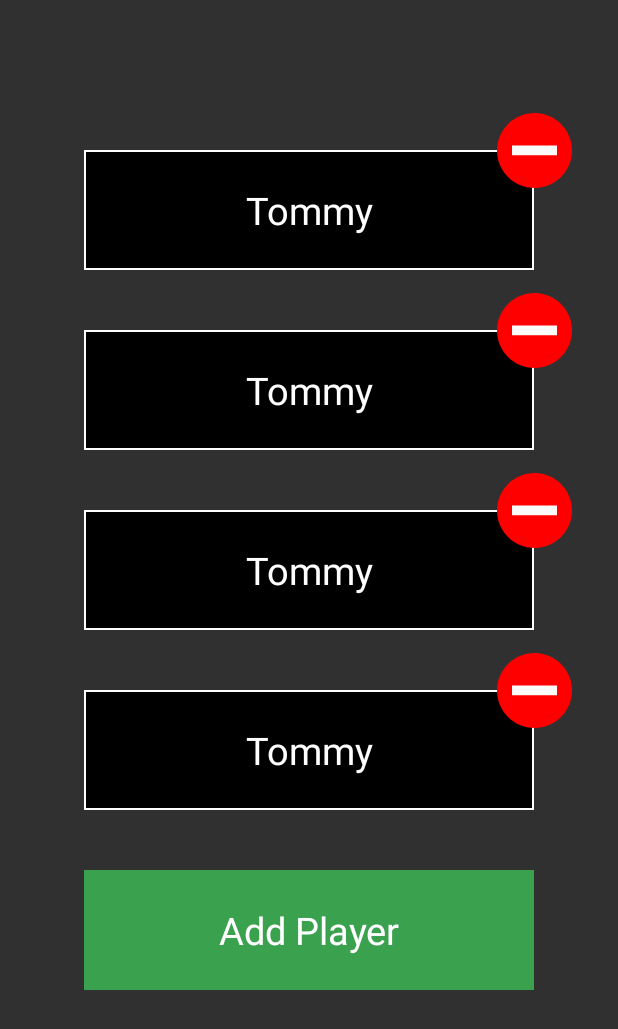
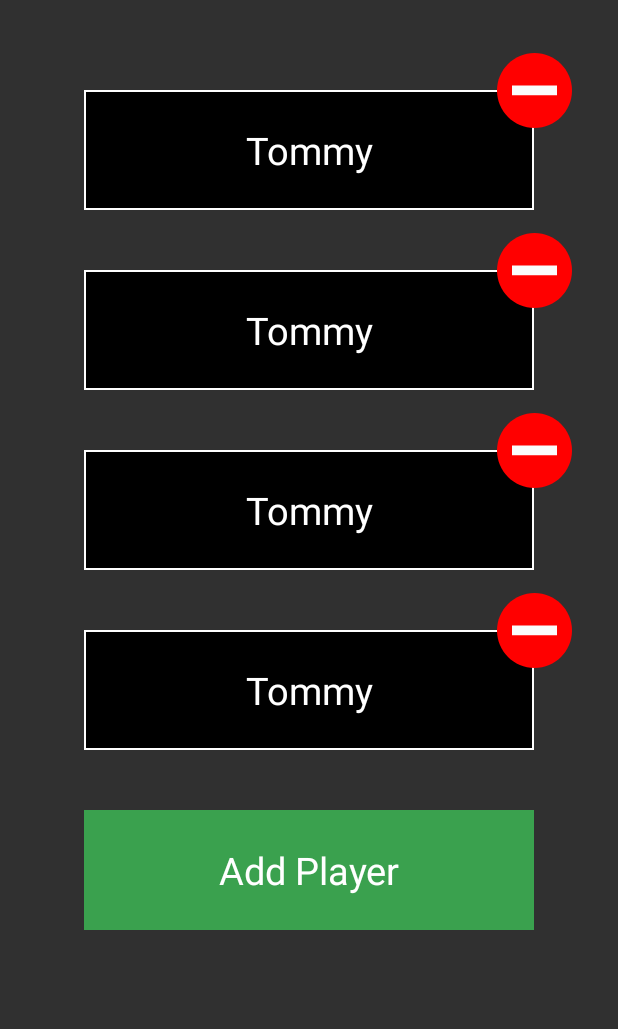
Before and after one commit to huhu72/Swinger, an Android app: the EditPlayersActivity screen opened directly, with no data from a screen before it, on a phone screen of 412 x 824 dp. Shown: the top 1029 px of the screen. Run offline under Robolectric (Android 15) with nearby library versions, the phone set to English and light mode, and no system bars.

Commit message:
Updated edit player UI

```diff
--- a/Code/app/src/main/res/layout/activity_edit_players.xml
+++ b/Code/app/src/main/res/layout/activity_edit_players.xml
@@ -10,7 +10,7 @@
         android:id="@+id/editPlayers_player1"
         android:layout_width="300dp"
         android:layout_height="80dp"
-        android:layout_marginTop="100dp"
+        android:layout_marginTop="60dp"
         android:background="@drawable/rect"
         android:gravity="center"
         android:text="Tommy"
@@ -24,15 +24,15 @@
         android:id="@+id/editPlayers_player2"
         android:layout_width="300dp"
         android:layout_height="80dp"
-        android:layout_marginTop="40dp"
         android:background="@drawable/rect"
         android:gravity="center"
         android:text="Tommy"
         android:textColor="#FFFFFF"
         android:textSize="25sp"
+        android:layout_marginTop="180dp"
         app:layout_constraintEnd_toEndOf="parent"
         app:layout_constraintStart_toStartOf="parent"
-        app:layout_constraintTop_toBottomOf="@+id/editPlayers_player1" />
+        app:layout_constraintTop_toTopOf="parent" />
 
     <TextView
         android:id="@+id/editPlayers_player3"
@@ -41,12 +41,12 @@
         android:background="@drawable/rect"
         android:gravity="center"
         android:text="Tommy"
-        android:layout_marginTop="40dp"
         android:textColor="#FFFFFF"
         android:textSize="25sp"
+        android:layout_marginTop="300dp"
         app:layout_constraintEnd_toEndOf="parent"
         app:layout_constraintStart_toStartOf="parent"
-        app:layout_constraintTop_toBottomOf="@+id/editPlayers_player2" />
+        app:layout_constraintTop_toTopOf="parent" />
 
     <TextView
         android:id="@+id/editPlayers_player4"
@@ -56,11 +56,11 @@
         android:gravity="center"
         android:text="Tommy"
         android:textColor="#FFFFFF"
-        android:layout_marginTop="40dp"
         android:textSize="25sp"
+        android:layout_marginTop="420dp"
         app:layout_constraintEnd_toEndOf="parent"
         app:layout_constraintStart_toStartOf="parent"
-        app:layout_constraintTop_toBottomOf="@+id/editPlayers_player3" />
+        app:layout_constraintTop_toTopOf="parent" />
 
     <TextView
         android:id="@+id/addPlayerBtn"
@@ -70,11 +70,11 @@
         android:gravity="center"
         android:text="Add Player"
         android:textColor="#FFFFFF"
-        android:layout_marginTop="40dp"
         android:textSize="25sp"
+        android:layout_marginTop="540dp"
         app:layout_constraintEnd_toEndOf="parent"
         app:layout_constraintStart_toStartOf="parent"
-        app:layout_constraintTop_toBottomOf="@+id/editPlayers_player4" />
+        app:layout_constraintTop_toTopOf="parent" />
 
     <Button
         android:id="@+id/editPlayer_delete_player1_btn"
```
